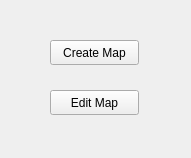
First picture: the form in Editor/ui/editor.ui, repository AbrahamOsco/Worms-Taller-1, before the edit.
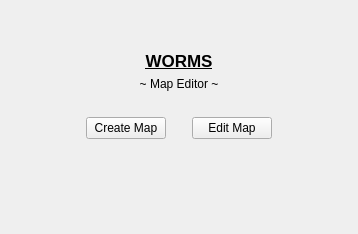
Second picture: the form after the edit.

Commit message: cambios de diseño en el editor.

What changed in the file:
```diff
--- a/Editor/ui/editor.ui
+++ b/Editor/ui/editor.ui
@@ -6,39 +6,159 @@
    <rect>
     <x>0</x>
     <y>0</y>
-    <width>191</width>
-    <height>158</height>
+    <width>358</width>
+    <height>234</height>
    </rect>
   </property>
   <property name="windowTitle">
    <string>Editor</string>
   </property>
-  <widget class="QPushButton" name="createMapBtn">
-   <property name="geometry">
-    <rect>
-     <x>50</x>
-     <y>40</y>
-     <width>89</width>
-     <height>25</height>
-    </rect>
-   </property>
-   <property name="text">
-    <string>Create Map</string>
-   </property>
-  </widget>
-  <widget class="QPushButton" name="editMapBtn">
-   <property name="geometry">
-    <rect>
-     <x>50</x>
-     <y>90</y>
-     <width>89</width>
-     <height>25</height>
-    </rect>
-   </property>
-   <property name="text">
-    <string>Edit Map</string>
-   </property>
-  </widget>
+  <layout class="QVBoxLayout" name="verticalLayout">
+   <item>
+    <spacer name="verticalSpacer_3">
+     <property name="orientation">
+      <enum>Qt::Vertical</enum>
+     </property>
+     <property name="sizeType">
+      <enum>QSizePolicy::Fixed</enum>
+     </property>
+     <property name="sizeHint" stdset="0">
+      <size>
+       <width>20</width>
+       <height>40</height>
+      </size>
+     </property>
+    </spacer>
+   </item>
+   <item>
+    <widget class="QLabel" name="label">
+     <property name="font">
+      <font>
+       <pointsize>13</pointsize>
+       <bold>true</bold>
+       <underline>true</underline>
+      </font>
+     </property>
+     <property name="text">
+      <string>WORMS</string>
+     </property>
+     <property name="alignment">
+      <set>Qt::AlignCenter</set>
+     </property>
+    </widget>
+   </item>
+   <item>
+    <widget class="QLabel" name="label_2">
+     <property name="text">
+      <string>~ Map Editor ~</string>
+     </property>
+     <property name="alignment">
+      <set>Qt::AlignCenter</set>
+     </property>
+    </widget>
+   </item>
+   <item>
+    <spacer name="verticalSpacer">
+     <property name="orientation">
+      <enum>Qt::Vertical</enum>
+     </property>
+     <property name="sizeType">
+      <enum>QSizePolicy::Fixed</enum>
+     </property>
+     <property name="sizeHint" stdset="0">
+      <size>
+       <width>20</width>
+       <height>20</height>
+      </size>
+     </property>
+    </spacer>
+   </item>
+   <item>
+    <layout class="QHBoxLayout" name="horizontalLayout">
+     <item>
+      <spacer name="horizontalSpacer">
+       <property name="orientation">
+        <enum>Qt::Horizontal</enum>
+       </property>
+       <property name="sizeHint" stdset="0">
+        <size>
+         <width>40</width>
+         <height>20</height>
+        </size>
+       </property>
+      </spacer>
+     </item>
+     <item>
+      <widget class="QPushButton" name="createMapBtn">
+       <property name="maximumSize">
+        <size>
+         <width>100</width>
+         <height>16777215</height>
+        </size>
+       </property>
+       <property name="text">
+        <string>Create Map</string>
+       </property>
+      </widget>
+     </item>
+     <item>
+      <spacer name="horizontalSpacer_3">
+       <property name="orientation">
+        <enum>Qt::Horizontal</enum>
+       </property>
+       <property name="sizeType">
+        <enum>QSizePolicy::Fixed</enum>
+       </property>
+       <property name="sizeHint" stdset="0">
+        <size>
+         <width>20</width>
+         <height>20</height>
+        </size>
+       </property>
+      </spacer>
+     </item>
+     <item>
+      <widget class="QPushButton" name="editMapBtn">
+       <property name="maximumSize">
+        <size>
+         <width>100</width>
+         <height>16777215</height>
+        </size>
+       </property>
+       <property name="text">
+        <string>Edit Map</string>
+       </property>
+      </widget>
+     </item>
+     <item>
+      <spacer name="horizontalSpacer_2">
+       <property name="orientation">
+        <enum>Qt::Horizontal</enum>
+       </property>
+       <property name="sizeHint" stdset="0">
+        <size>
+         <width>40</width>
+         <height>20</height>
+        </size>
+       </property>
+      </spacer>
+     </item>
+    </layout>
+   </item>
+   <item>
+    <spacer name="verticalSpacer_2">
+     <property name="orientation">
+      <enum>Qt::Vertical</enum>
+     </property>
+     <property name="sizeHint" stdset="0">
+      <size>
+       <width>20</width>
+       <height>40</height>
+      </size>
+     </property>
+    </spacer>
+   </item>
+  </layout>
  </widget>
  <resources/>
  <connections/>
```
The commit also changes 6 other files.
